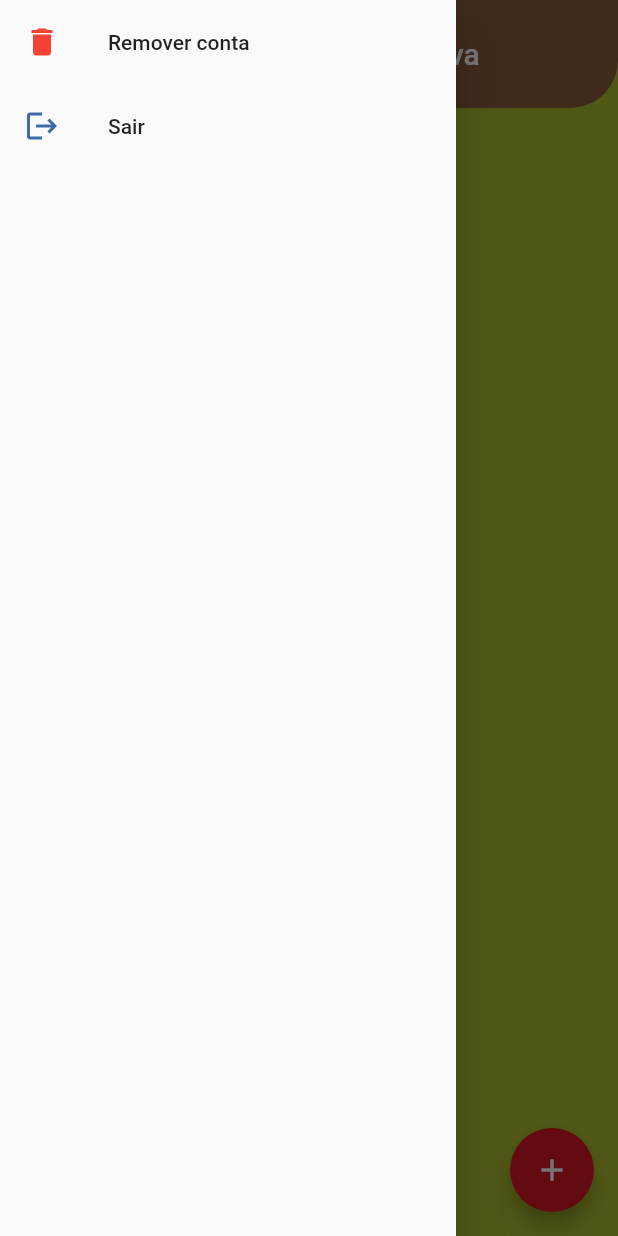
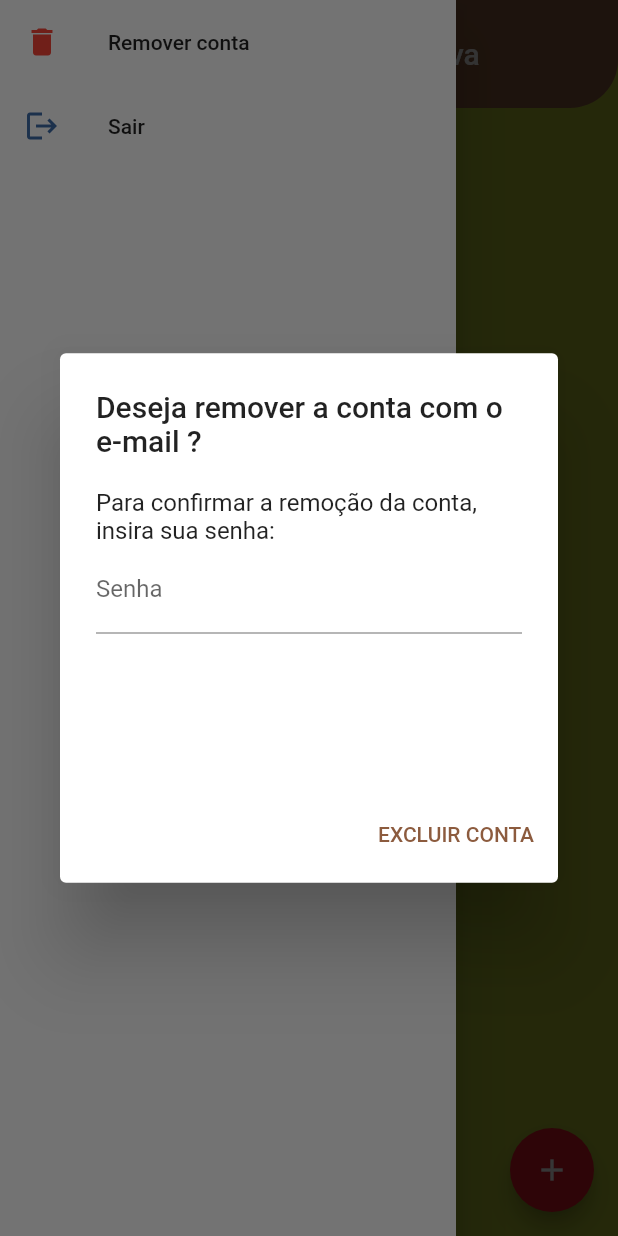
Before and after one commit to alura-cursos/flutter_firebase_authentication, a Flutter app: the screen it shows once a user with an empty profile is signed in, in the side drawer, after a tap on "Remover conta", on a phone screen of 412 x 824 dp. Run offline on Flutter 3.47's test engine with Material 2 defaults, Android fonts, the phone set to English and light mode, and no system bars; our stand-ins replace cloud_firestore, firebase_auth, firebase_core; accounts and stored records are empty; generated files the repository leaves out were written again; network calls fail.

Commit message:
v4.4 - confirmacao da remocao
v4.4 - confirmando a remocao

```diff
--- /dev/null
+++ b/lib/authentication/components/show_senha_confirmacao_dialog.dart
@@ -0,0 +1,34 @@
+import 'package:flutter/material.dart';
+
+showSenhaConfirmacaoDialog({
+  required BuildContext context,
+  required String email,
+}) {
+  showDialog(
+    context: context,
+    builder: (context) {
+      TextEditingController senhaConfirmacaoController =
+          TextEditingController();
+      return AlertDialog(
+        title: Text("Deseja remover a conta com o e-mail $email?"),
+        content: SizedBox(
+          height: 175,
+          child: Column(
+            children: [
+              const Text(
+                  "Para confirmar a remoção da conta, insira sua senha:"),
+              TextFormField(
+                controller: senhaConfirmacaoController,
+                obscureText: true,
+                decoration: const InputDecoration(label: Text("Senha")),
+              )
+            ],
+          ),
+        ),
+        actions: [
+          TextButton(onPressed: () {}, child: const Text("EXCLUIR CONTA"))
+        ],
+      );
+    },
+  );
+}
--- a/lib/firestore/presentation/home_screen.dart
+++ b/lib/firestore/presentation/home_screen.dart
@@ -1,5 +1,6 @@
 import 'package:cloud_firestore/cloud_firestore.dart';
 import 'package:flutter/material.dart';
+import 'package:flutter_firebase_authentication/authentication/components/show_senha_confirmacao_dialog.dart';
 import 'package:flutter_firebase_authentication/authentication/services/auth_service.dart';
 import 'package:flutter_firebase_authentication/firestore/services/listin_service.dart';
 import 'package:flutter_firebase_authentication/firestore_produtos/presentation/produto_screen.dart';
@@ -36,7 +37,7 @@ class _HomeScreenState extends State<HomeScreen> {
               ),
               title: const Text("Remover conta"),
               onTap: () {
-                AuthService().removerConta();
+                showSenhaConfirmacaoDialog(context: context, email: "");
               },
             ),
             ListTile(
```
